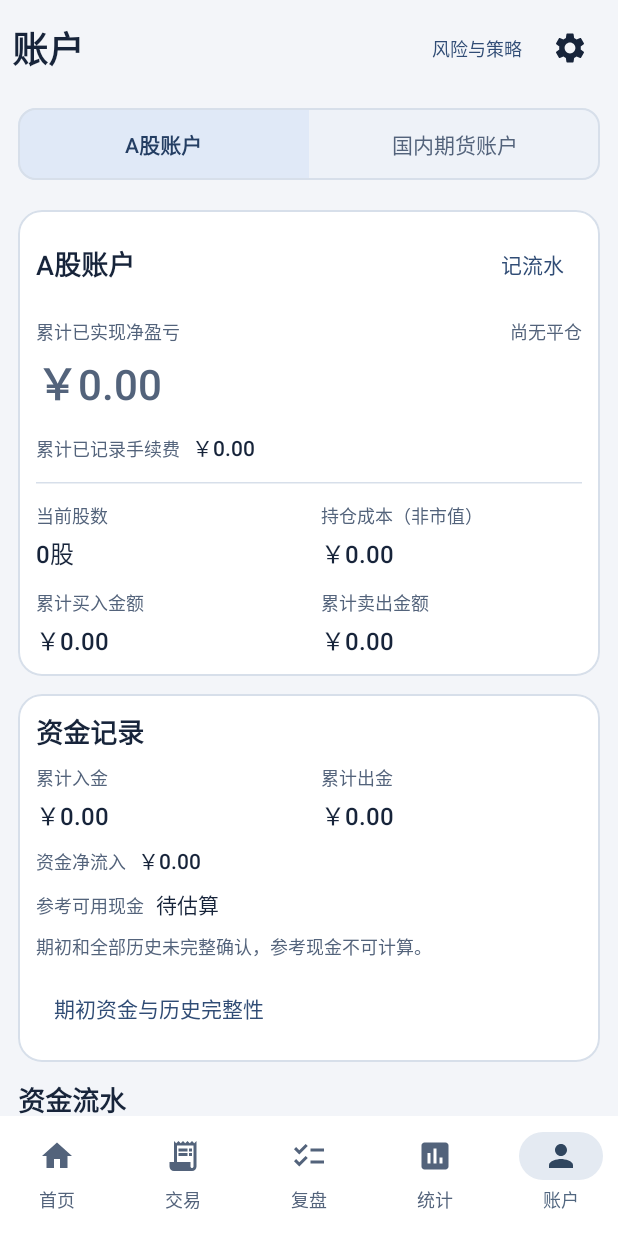
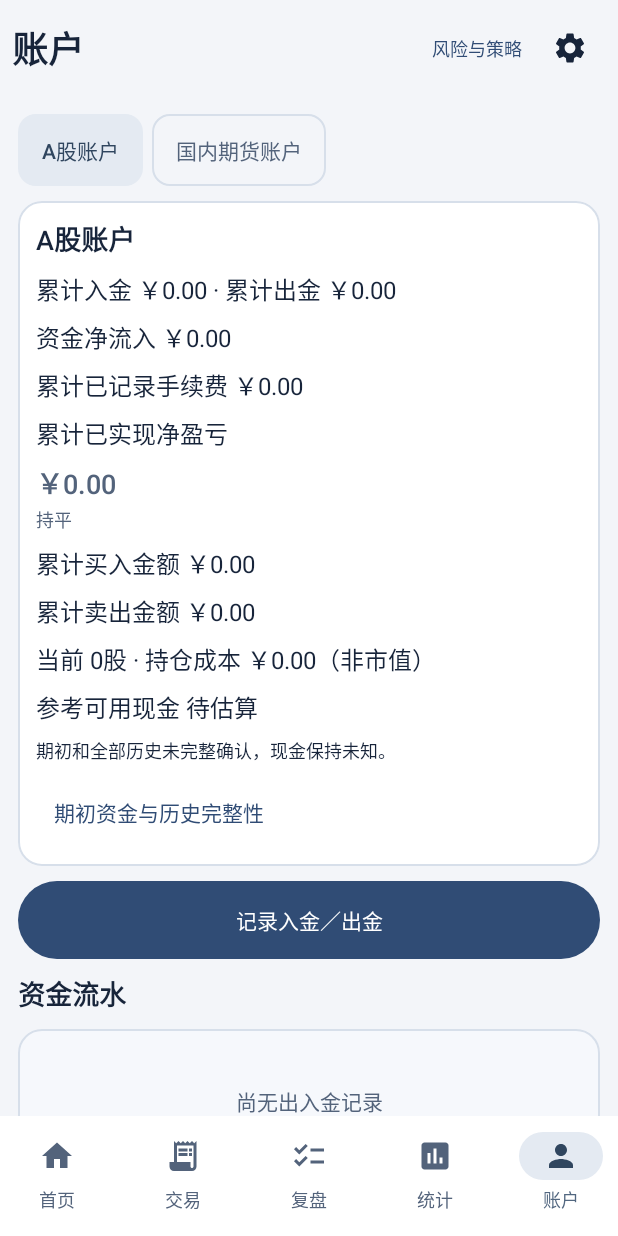
Before and after one commit to mlzx-xxj/trade-review-app, an Android app built with Jetpack Compose: the screen it shows after launch (MainActivity), item 5 of the bottom bar chosen, on a phone screen of 412 x 824 dp. Run offline under Robolectric (Android 15) with nearby library versions, the phone set to English and light mode, and no system bars; our stand-ins replace Room's generated code.

```diff
--- a/app/src/main/java/com/tradereview/app/v200/V200AccountsStats.kt
+++ b/app/src/main/java/com/tradereview/app/v200/V200AccountsStats.kt
@@ -8,9 +8,7 @@ import androidx.compose.foundation.rememberScrollState
 import androidx.compose.material3.*
 import androidx.compose.runtime.*
 import androidx.compose.runtime.saveable.rememberSaveable
-import androidx.compose.ui.Alignment
 import androidx.compose.ui.Modifier
-import androidx.compose.ui.text.style.TextOverflow
 import androidx.compose.ui.platform.testTag
 import androidx.compose.ui.unit.dp
 import com.tradereview.app.data.newKey
@@ -19,97 +17,16 @@ import kotlinx.coroutines.withContext
 import java.time.LocalDate
 import java.math.BigDecimal
 
-@Composable fun V200Accounts(model:V200ViewModel,state:LedgerSnapshot){
-    var selected by rememberSaveable{mutableStateOf("stock")}
-    // Preserve the editing identity across Activity recreation; form values alone
-    // must never turn an existing correction into an unrelated new cash flow.
-    var flowId by rememberSaveable{mutableStateOf<String?>(null)}
-    var showFlow by rememberSaveable{mutableStateOf(false)};var configuring by rememberSaveable{mutableStateOf(false)}
-    val account=state.accounts.first{it.id==selected};val executions=state.executions.filter{it.accountId==selected};val executionIds=executions.map{it.id}.toSet();val matches=state.matches.filter{it.closeExecutionId in executionIds};val positions=state.cycles.filter{it.accountId==selected && decimal(it.remaining)>BigDecimal.ZERO};val cash=state.cashFlows.filter{it.accountId==selected};val incoming=sum(cash.filter{it.kind=="in"}.map{decimal(it.amount)});val outgoing=sum(cash.filter{it.kind=="out"}.map{decimal(it.amount)})
-    Column(Modifier.fillMaxSize()){
-        Box(Modifier.fillMaxWidth().padding(horizontal=LedgerUi.inset,vertical=8.dp)){
-            SegmentedChoices(selected,listOf("stock" to "A股账户","futures" to "国内期货账户"),{selected=it},"account-")
-        }
-        LazyColumn(Modifier.weight(1f).testTag("v2-accounts"),contentPadding=PaddingValues(LedgerUi.inset),verticalArrangement=Arrangement.spacedBy(LedgerUi.inset)){
-            item{
-                Card(Modifier.fillMaxWidth(),colors=CardDefaults.cardColors(containerColor=MaterialTheme.colorScheme.surface),border=androidx.compose.foundation.BorderStroke(1.dp,MaterialTheme.colorScheme.outlineVariant)){
-                    Column(Modifier.padding(LedgerUi.inset),verticalArrangement=Arrangement.spacedBy(12.dp)){
-                        OverviewHeading(account.name,action="记流水",onAction={flowId=null;showFlow=true},actionTag="new-cashflow")
-                        OverviewMoney("累计已实现净盈亏",completeTotal(matches.map{it.net}),"account-net-$selected",large=true,empty=matches.isEmpty())
-                        PositionMoneyLine("累计已记录手续费",moneyText(completeTotal(executions.map{it.fees})),"account-fees-$selected")
-                        HorizontalDivider(color=MaterialTheme.colorScheme.outlineVariant)
-                        if(selected=="stock"){
-                            Row(horizontalArrangement=Arrangement.spacedBy(16.dp)){
-                                PositionMetric("当前股数",exact(sum(positions.map{decimal(it.remaining)}))+"股","account-quantity-stock",Modifier.weight(1f))
-                                PositionMetric("持仓成本（非市值）",moneyText(completeTotal(positions.map{it.openCost})),"account-cost-stock",Modifier.weight(1f))
-                            }
-                            Row(horizontalArrangement=Arrangement.spacedBy(16.dp)){
-                                PositionMetric("累计买入金额",amount(exact(sum(executions.filter{it.side=="buy"}.map{decimal(it.price)*decimal(it.quantity)}))),"account-buys",Modifier.weight(1f))
-                                PositionMetric("累计卖出金额",amount(exact(sum(executions.filter{it.side=="sell"}.map{decimal(it.price)*decimal(it.quantity)}))),"account-sells",Modifier.weight(1f))
-                            }
-                        }else{
-                            PositionMetric("当前持仓",exact(sum(positions.map{decimal(it.remaining)}))+"手","account-quantity-futures")
-                            PositionMoneyLine("参考保证金",if(positions.all{it.referenceMargin!=null})amount(exact(sum(positions.map{decimal(it.referenceMargin!!)})))else"待估算","account-margin-futures")
-                            Text("不推算真实可用资金；参考保证金不代表可用资金。",style=MaterialTheme.typography.bodySmall,color=MaterialTheme.colorScheme.onSurfaceVariant)
-                        }
-                    }
-                }
-            }
-            item{LedgerPanel("资金记录"){
-                Row(horizontalArrangement=Arrangement.spacedBy(16.dp)){
-                    PositionMetric("累计入金",amount(exact(incoming)),"account-in-$selected",Modifier.weight(1f))
-                    PositionMetric("累计出金",amount(exact(outgoing)),"account-out-$selected",Modifier.weight(1f))
-                }
-                PositionMoneyLine("资金净流入",amount(exact(incoming-outgoing)),"account-flow-net-$selected")
-                if(selected=="stock"){
-                    PositionMoneyLine("参考可用现金",amount(LedgerStatistics.cash(state,account)),"account-cash-stock")
-                    if(!account.historyComplete || account.initialCapital==null)Text("期初和全部历史未完整确认，参考现金不可计算。",style=MaterialTheme.typography.bodySmall,color=MaterialTheme.colorScheme.onSurfaceVariant)
-                }
-                TextButton({configuring=true},Modifier.heightIn(min=48.dp).testTag("configure-account")){Text(if(selected=="stock")"期初资金与历史完整性"else"设置期初资金（可选）")}
-            }}
-            item{OverviewHeading("资金流水","${cash.size}条记录")}
-            if(cash.isEmpty())item{EmptyLedger("尚无出入金记录。可从上方“记流水”录入，资金流动不会计入交易盈亏。")}
-            items(cash.sortedByDescending{it.day},key={it.id}){f->
-                LedgerPanel("${LocalDate.ofEpochDay(f.day)} · ${if(f.kind=="in")"入金"else"出金"}"){
-                    NumericText(amount(f.amount),style=MaterialTheme.typography.titleLarge)
-                    if(f.note.isNotBlank())Text(f.note,maxLines=2,overflow=TextOverflow.Ellipsis,style=MaterialTheme.typography.bodyMedium,color=MaterialTheme.colorScheme.onSurfaceVariant)
-                    TextButton({flowId=f.id;showFlow=true},Modifier.heightIn(min=48.dp).testTag("edit-cashflow-${f.id}")){Text("编辑流水")}
-                }
-            }
-        }
+@Composable fun V200Accounts(model:V200ViewModel,state:LedgerSnapshot){var selected by rememberSaveable{mutableStateOf("stock")};var flow by remember{mutableStateOf<LedgerCashFlow?>(null)};var showFlow by rememberSaveable{mutableStateOf(false)};var configuring by rememberSaveable{mutableStateOf(false)};val account=state.accounts.first{it.id==selected};val executions=state.executions.filter{it.accountId==selected};val executionIds=executions.map{it.id}.toSet();val matches=state.matches.filter{it.closeExecutionId in executionIds};val positions=state.cycles.filter{it.accountId==selected && decimal(it.remaining)>BigDecimal.ZERO};val cash=state.cashFlows.filter{it.accountId==selected};val incoming=sum(cash.filter{it.kind=="in"}.map{decimal(it.amount)});val outgoing=sum(cash.filter{it.kind=="out"}.map{decimal(it.amount)})
+    LazyColumn(Modifier.fillMaxSize().testTag("v2-accounts"),contentPadding=PaddingValues(12.dp),verticalArrangement=Arrangement.spacedBy(10.dp)){
+        item{ChoiceRow(selected,listOf("stock" to "A股账户","futures" to "国内期货账户"),{selected=it},"account-")}
+        item{LedgerPanel(account.name){Text("累计入金 ${amount(exact(incoming))} · 累计出金 ${amount(exact(outgoing))}");Text("资金净流入 ${amount(exact(incoming-outgoing))}");Text("累计已记录手续费 ${moneyText(completeTotal(executions.map{it.fees}))}");Text("累计已实现净盈亏");NetText(completeTotal(matches.map{it.net}));if(selected=="stock"){Text("累计买入金额 ${amount(exact(sum(executions.filter{it.side=="buy"}.map{decimal(it.price)*decimal(it.quantity)})))}");Text("累计卖出金额 ${amount(exact(sum(executions.filter{it.side=="sell"}.map{decimal(it.price)*decimal(it.quantity)})))}");Text("当前 ${exact(sum(positions.map{decimal(it.remaining)}))}股 · 持仓成本 ${moneyText(completeTotal(positions.map{it.openCost}))}（非市值）");Text("参考可用现金 ${amount(LedgerStatistics.cash(state,account))}");if(!account.historyComplete || account.initialCapital==null)Text("期初和全部历史未完整确认，现金保持未知。",style=MaterialTheme.typography.bodySmall)}else{Text("当前 ${exact(sum(positions.map{decimal(it.remaining)}))}手");Text("参考保证金 ${if(positions.all{it.referenceMargin!=null})amount(exact(sum(positions.map{decimal(it.referenceMargin!!)})))else"未知（参数不完整）"}");Text("不推算真实可用资金；期货结算涉及逐日盯市。",style=MaterialTheme.typography.bodySmall)};TextButton({configuring=true},modifier=Modifier.heightIn(min=48.dp).testTag("configure-account")){Text(if(selected=="stock")"期初资金与历史完整性"else"设置期初资金（可选）")}}}
+        item{Button({flow=null;showFlow=true},Modifier.fillMaxWidth().heightIn(min=52.dp).testTag("new-cashflow")){Text("记录入金／出金")}}
+        item{Text("资金流水",style=MaterialTheme.typography.titleMedium)}
+        if(cash.isEmpty())item{EmptyLedger("尚无出入金记录")};items(cash.sortedByDescending{it.day},key={it.id}){f->LedgerPanel("${LocalDate.ofEpochDay(f.day)} · ${if(f.kind=="in")"入金"else"出金"}"){Text(amount(f.amount));if(f.note.isNotBlank())Text(f.note);TextButton({flow=f;showFlow=true},modifier=Modifier.heightIn(min=48.dp)){Text("编辑流水")}}}
     }
-    val busy by model.busy.collectAsState()
-    if(configuring){
-        var capital by rememberSaveable(account.id){mutableStateOf(account.initialCapital.orEmpty())};var complete by rememberSaveable(account.id){mutableStateOf(account.historyComplete)};var error by remember{mutableStateOf<String?>(null)}
-        ReviewForm("${account.name}配置","保存账户配置","save-account",error,busy,{configuring=false},{
-            val a=account.copy(initialCapital=capital.trim().ifBlank{null},historyComplete=complete)
-            try{LedgerValidation.account(a);model.account(a);configuring=false}catch(e:IllegalArgumentException){error=e.message}
-        }){
-            EntryField("期初资金（可选，元）",capital,{capital=it;error=null},"account-capital",true)
-            if(account.id=="stock"){
-                Text("新成交综合费用：买入万一、卖出万六；旧成交保留原快照。",style=MaterialTheme.typography.bodySmall,color=MaterialTheme.colorScheme.onSurfaceVariant)
-                Row(Modifier.fillMaxWidth(),verticalAlignment=Alignment.CenterVertically){
-                    Checkbox(complete,{complete=it},Modifier.testTag("account-complete"))
-                    Text("期初、所有买卖及出入金历史已完整核对",Modifier.weight(1f),style=MaterialTheme.typography.bodyMedium)
-                }
-                Text("仅在资料完整时计算参考可用现金，持仓成本不代表实时市值。",style=MaterialTheme.typography.bodySmall,color=MaterialTheme.colorScheme.onSurfaceVariant)
-            }
-        }
-    }
-    if(showFlow){
-        val flow=state.cashFlows.firstOrNull{it.id==flowId}
-        var kind by rememberSaveable(flow?.id){mutableStateOf(flow?.kind?:"in")};var day by rememberSaveable(flow?.id){mutableLongStateOf(flow?.day?:AutomaticEntry.today().toEpochDay())};var amount by rememberSaveable(flow?.id){mutableStateOf(flow?.amount.orEmpty())};var note by rememberSaveable(flow?.id){mutableStateOf(flow?.note.orEmpty())};var error by remember{mutableStateOf<String?>(null)}
-        ReviewForm("${account.name}流水","保存流水","save-cashflow",error,busy,{showFlow=false},{
-            val f=LedgerCashFlow(flow?.id?:newKey(),selected,day,kind,amount.trim(),note)
-            try{LedgerValidation.cash(f);model.cash(f);showFlow=false}catch(e:IllegalArgumentException){error=e.message}
-        }){
-            SegmentedChoices(kind,listOf("in" to "入金","out" to "出金"),{kind=it})
-            DateControl(day,{day=it})
-            EntryField("金额（元）",amount,{amount=it;error=null},"cashflow-amount",true)
-            EntryField("简短备注",note,{note=it;error=null},"cashflow-note",lines=3)
-            flow?.let{Text("原流水：${if(it.kind=="in")"入金"else"出金"} ${amount(it.amount)}，保存为明确更正。",style=MaterialTheme.typography.bodySmall,color=MaterialTheme.colorScheme.onSurfaceVariant)}
-        }
-    }
+    if(configuring){var capital by rememberSaveable(account.id){mutableStateOf(account.initialCapital.orEmpty())};var complete by rememberSaveable(account.id){mutableStateOf(account.historyComplete)};var error by remember{mutableStateOf<String?>(null)};AlertDialog(onDismissRequest={configuring=false},title={Text("${account.name}配置")},text={Column(Modifier.heightIn(max=400.dp).verticalScroll(rememberScrollState()),verticalArrangement=Arrangement.spacedBy(8.dp)){error?.let{Text(it,color=MaterialTheme.colorScheme.error)};EntryField("期初资金（可选，元）",capital,{capital=it},"account-capital",true);if(account.id=="stock"){Text("新成交综合费用：买入万一、卖出万六；不另加税费。旧成交保留原快照。",style=MaterialTheme.typography.bodySmall);Row{Checkbox(complete,{complete=it},modifier=Modifier.testTag("account-complete"));Text("期初、所有买卖及出入金历史已完整核对",Modifier.weight(1f).padding(top=12.dp))}}}},confirmButton={TextButton({val a=account.copy(initialCapital=capital.trim().ifBlank{null},historyComplete=complete);try{LedgerValidation.account(a);model.account(a);configuring=false}catch(e:IllegalArgumentException){error=e.message}},modifier=Modifier.heightIn(min=48.dp).testTag("save-account")){Text("保存账户配置")}},dismissButton={TextButton({configuring=false}){Text("取消")}})}
+    if(showFlow){var kind by rememberSaveable(flow?.id){mutableStateOf(flow?.kind?:"in")};var day by rememberSaveable(flow?.id){mutableLongStateOf(flow?.day?:AutomaticEntry.today().toEpochDay())};var amount by rememberSaveable(flow?.id){mutableStateOf(flow?.amount.orEmpty())};var note by rememberSaveable(flow?.id){mutableStateOf(flow?.note.orEmpty())};var error by remember{mutableStateOf<String?>(null)};AlertDialog(onDismissRequest={showFlow=false},title={Text("${account.name}流水")},text={Column(Modifier.heightIn(max=400.dp).verticalScroll(rememberScrollState()),verticalArrangement=Arrangement.spacedBy(8.dp)){error?.let{Text(it,color=MaterialTheme.colorScheme.error)};ChoiceRow(kind,listOf("in" to "入金","out" to "出金"),{kind=it});DateControl(day,{day=it});EntryField("金额（元）",amount,{amount=it},"cashflow-amount",true);EntryField("简短备注",note,{note=it},"cashflow-note");if(flow!=null)Text("原流水：${if(flow!!.kind=="in")"入金"else"出金"} ${amount(flow!!.amount)}，保存为明确更正。",style=MaterialTheme.typography.bodySmall)}},confirmButton={TextButton({val f=LedgerCashFlow(flow?.id?:newKey(),selected,day,kind,amount.trim(),note);try{LedgerValidation.cash(f);model.cash(f);showFlow=false}catch(e:IllegalArgumentException){error=e.message}},modifier=Modifier.heightIn(min=48.dp).testTag("save-cashflow")){Text("保存流水")}},dismissButton={TextButton({showFlow=false}){Text("取消")}})}
 }
 
 private data class CalculatedStatistics(val period:LedgerPeriod,val market:String,val source:List<ClosedEvent>,val numbers:PeriodNumbers)
```
Also changed, not shown: app/src/main/java/com/tradereview/app/v200/V200Review.kt (+19 -151 lines), app/src/main/java/com/tradereview/app/v200/V210ReviewComponents.kt (deleted, +0 -56 lines), 1 other file.
